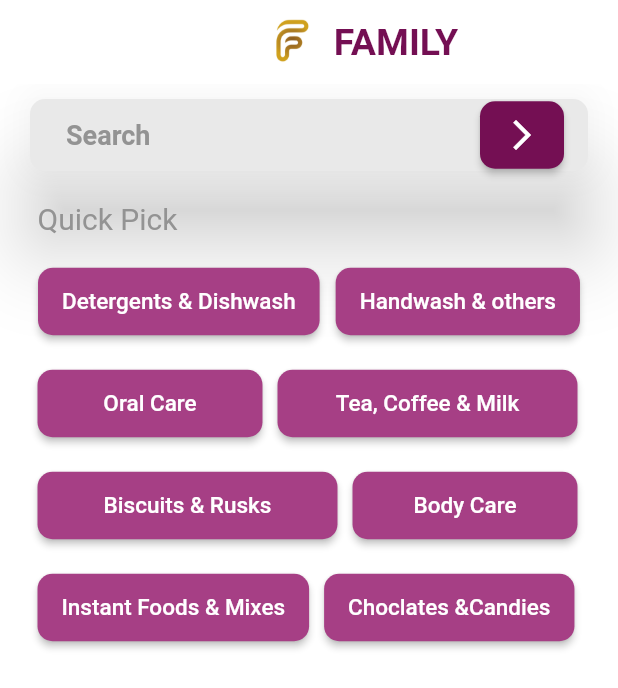
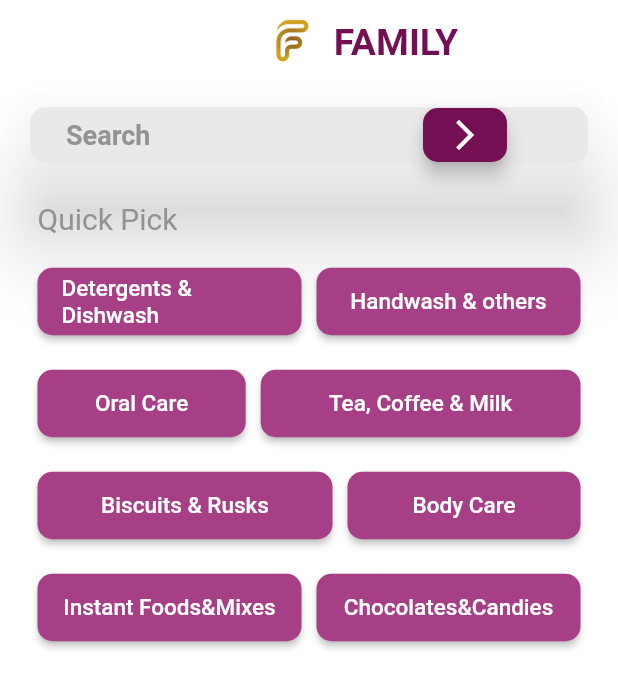
Before and after one commit to sanika2001/family-supermarket, a Flutter app: the SearchScreen screen opened by its route, on a phone screen of 412 x 824 dp. Shown: the top 688 px of the screen. Run offline on Flutter 3.47's test engine with Material 2 defaults, Android fonts, the phone set to English and light mode, and no system bars; our stand-ins replace cached_network_image, font_awesome_flutter, google_maps_flutter; missing offline and left inert: cupertino_tabbar; network calls fail.

Commit message:
SearchScreen.dart

```diff
--- a/lib/components/searchCard.dart
+++ b/lib/components/searchCard.dart
@@ -3,16 +3,14 @@ import 'package:flutter/material.dart';
 class SearchCard extends StatelessWidget {
 
   String name;
-  double width;
 
-  SearchCard({this.name,this.width});
+  SearchCard({this.name});
 
   @override
   Widget build(BuildContext context) {
     return Padding(
       padding: const EdgeInsets.symmetric(horizontal: 5),
       child: ButtonTheme(
-        minWidth: width,
         height: 45,
         child: RaisedButton(
           color: Color(0xFFA63F85),
--- a/lib/main.dart
+++ b/lib/main.dart
@@ -17,7 +17,7 @@ class MyApp extends StatelessWidget {
   Widget build(BuildContext context) {
     return MaterialApp(
       debugShowCheckedModeBanner: false,
-      initialRoute: SearchScreen.id,
+      initialRoute: homeScreen.id,
       routes: {
         SupermarketScreen.id: (context) => SupermarketScreen(),
         LoginScreen.id: (context) => LoginScreen(),
--- a/lib/screens/SearchScreen.dart
+++ b/lib/screens/SearchScreen.dart
@@ -41,7 +41,9 @@ class _SearchScreenState extends State<SearchScreen> {
           children: <Widget>[
             Padding(
               padding: const EdgeInsets.symmetric(horizontal: 20, vertical: 10),
-              child: ButtonTheme(
+              child: Stack(
+                children: <Widget>[
+                  ButtonTheme(
                     minWidth: 100,
                     child: RaisedButton(
                       elevation: 25,
@@ -64,10 +66,17 @@ class _SearchScreenState extends State<SearchScreen> {
                               ),
                             ),
                           ),
-                      ButtonTheme(
-                        minWidth: 40,
-                        height: 45,
+                        ],
+                      ),
+                    ),
+                  ),
+                  Positioned(
+                    left: 262,
+                    child: ButtonTheme(
+                      minWidth: 50,
+                      height: 36,
                       child: RaisedButton(
+                        elevation: 5,
                         color: Color(0xFF740F53),
                         shape: RoundedRectangleBorder(
                           borderRadius: BorderRadius.circular(10),
@@ -76,12 +85,11 @@ class _SearchScreenState extends State<SearchScreen> {
                           Icons.arrow_forward_ios,
                           color: Colors.white,
                         ),
-                          onPressed: (){},
+                        onPressed: () {},
+                      ),
                     ),
                   ),
                 ],
-                  ),
-                ),
               ),
             ),
             Padding(
@@ -97,37 +105,74 @@ class _SearchScreenState extends State<SearchScreen> {
             Padding(
               padding: const EdgeInsets.symmetric(horizontal: 20, vertical: 10),
               child: Row(
-                mainAxisAlignment: MainAxisAlignment.spaceAround,
                 children: <Widget>[
-                  SearchCard(name: "Detergents & Dishwash",width: 100,),
-                  SearchCard(name: "Handwash & others",width: 100,),
+                  Expanded(
+                    child: SearchCard(
+                      name: "Detergents & Dishwash",
+                    ),
+                  ),
+                  Expanded(
+                    child: SearchCard(
+                      name: "Handwash & others",
+                    ),
+                  ),
                 ],
               ),
             ),
             Padding(
-              padding: const EdgeInsets.symmetric(horizontal: 20,vertical: 10),
+              padding: const EdgeInsets.symmetric(horizontal: 20, vertical: 10),
               child: Row(
                 children: <Widget>[
-                  SearchCard(name: "Oral Care",width: 150,),
-                  SearchCard(name: "Tea, Coffee & Milk",width: 200,),
+                  Expanded(
+                    child: SearchCard(
+                      name: "Oral Care",
+                    ),
+                    flex: 2,
+                  ),
+                  Expanded(
+                    child: SearchCard(
+                      name: "Tea, Coffee & Milk",
+                    ),
+                    flex: 3,
+                  ),
                 ],
               ),
             ),
             Padding(
-              padding: const EdgeInsets.symmetric(horizontal: 20,vertical: 10),
+              padding: const EdgeInsets.symmetric(horizontal: 20, vertical: 10),
               child: Row(
                 children: <Widget>[
-                  SearchCard(name: "Biscuits & Rusks",width: 200,),
-                  SearchCard(name: "Body Care",width: 150,),
+                  Expanded(
+                    child: SearchCard(
+                      name: "Biscuits & Rusks",
+                    ),
+                    flex: 5,
+                  ),
+                  Expanded(
+                    child: SearchCard(
+                      name: "Body Care",
+                    ),
+                    flex: 4,
+                  ),
                 ],
               ),
             ),
             Padding(
-              padding: const EdgeInsets.symmetric(horizontal: 20,vertical: 10),
+              padding: const EdgeInsets.symmetric(horizontal: 20, vertical: 10),
               child: Row(
                 children: <Widget>[
-                  SearchCard(name: "Instant Foods & Mixes",width: 100,),
-                  SearchCard(name: "Choclates &Candies",width: 100,),
+                  Expanded(
+                    child: SearchCard(
+                      name: "Instant Foods&Mixes",
+                    ),
+                    flex: 2,
+                  ),
+                  Expanded(
+                    child: SearchCard(
+                      name: "Chocolates&Candies",
+                    ),
+                    flex: 2,
+                  ),
                 ],
               ),
             ),
```
Also changed, not shown: lib/components/riceCard.dart (+5 -5 lines), lib/repository/ricecard.dart (+4 -4 lines), lib/screens/supermarketscreen.dart (+12 -4 lines). Lines whose indentation alone changed are shown as unchanged.
